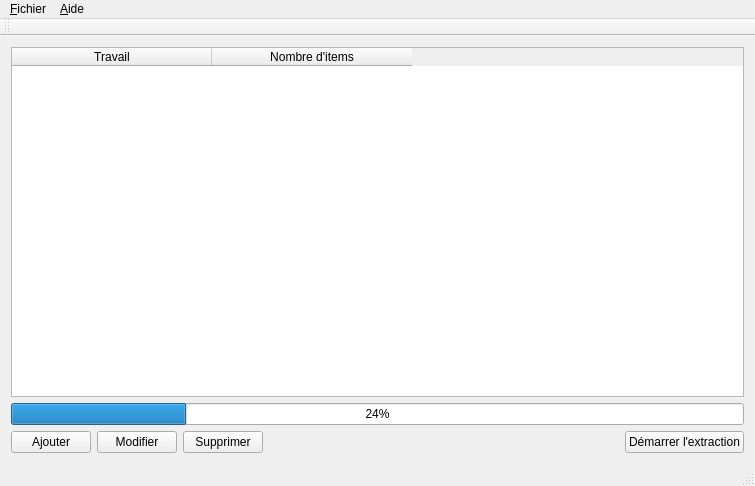
Old version of the form GLPI Data Extractor/formmain.ui in the repository jeremydumais/GLPI-Data-Extractor.
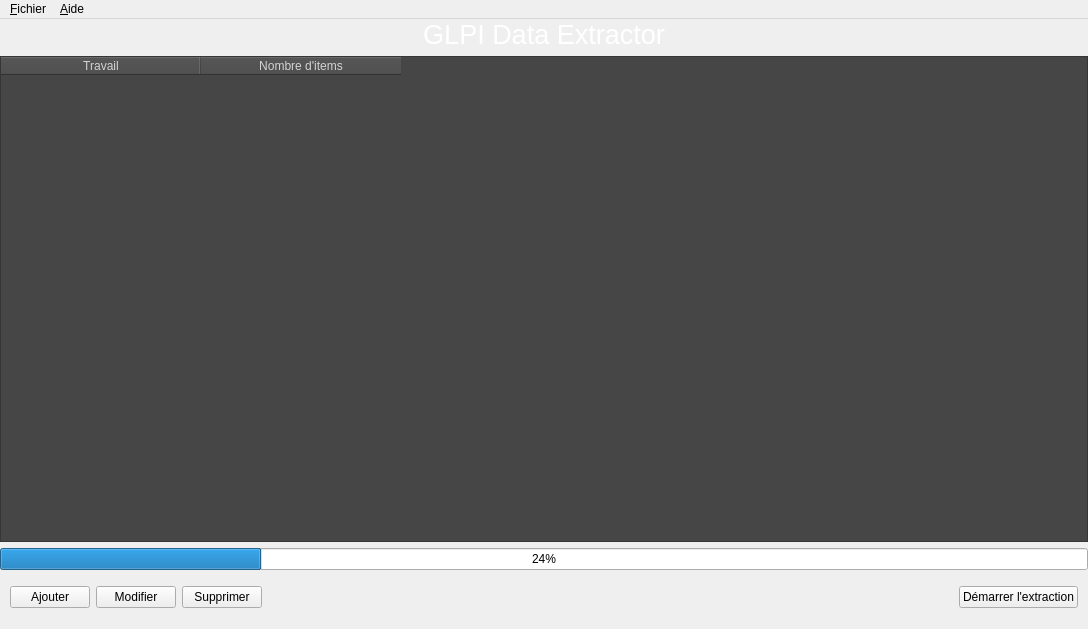
New version of the form. Icons and pictures are not drawn.

```diff
--- a/GLPI Data Extractor/formmain.ui
+++ b/GLPI Data Extractor/formmain.ui
@@ -6,19 +6,53 @@
    <rect>
     <x>0</x>
     <y>0</y>
-    <width>755</width>
-    <height>486</height>
+    <width>1088</width>
+    <height>629</height>
    </rect>
   </property>
   <property name="windowTitle">
    <string>GLPI Data Extractor</string>
   </property>
+  <property name="windowOpacity">
+   <double>1.000000000000000</double>
+  </property>
+  <property name="documentMode">
+   <bool>false</bool>
+  </property>
   <widget class="QWidget" name="centralWidget">
    <layout class="QGridLayout" name="gridLayout">
-    <item row="0" column="0">
+    <property name="leftMargin">
+     <number>0</number>
+    </property>
+    <property name="topMargin">
+     <number>0</number>
+    </property>
+    <property name="rightMargin">
+     <number>0</number>
+    </property>
+    <item row="2" column="0">
      <layout class="QVBoxLayout" name="verticalLayout">
+      <property name="spacing">
+       <number>6</number>
+      </property>
       <item>
-       <widget class="QTableWidget" name="tableWidget">
+       <widget class="QTableWidget" name="tableWidgetJobs">
+        <property name="styleSheet">
+         <string notr="true">background-color: rgb(70, 70, 70);
+color: rgb(211, 211, 211)</string>
+        </property>
+        <property name="editTriggers">
+         <set>QAbstractItemView::NoEditTriggers</set>
+        </property>
+        <property name="dragDropOverwriteMode">
+         <bool>false</bool>
+        </property>
+        <property name="selectionMode">
+         <enum>QAbstractItemView::SingleSelection</enum>
+        </property>
+        <property name="selectionBehavior">
+         <enum>QAbstractItemView::SelectRows</enum>
+        </property>
         <attribute name="horizontalHeaderMinimumSectionSize">
          <number>200</number>
         </attribute>
@@ -52,6 +86,18 @@
       </item>
       <item>
        <layout class="QHBoxLayout" name="horizontalLayout">
+        <property name="leftMargin">
+         <number>10</number>
+        </property>
+        <property name="topMargin">
+         <number>10</number>
+        </property>
+        <property name="rightMargin">
+         <number>10</number>
+        </property>
+        <property name="bottomMargin">
+         <number>10</number>
+        </property>
         <item>
          <widget class="QPushButton" name="pushButton_AddJob">
           <property name="text">
@@ -109,6 +155,34 @@
       </item>
      </layout>
     </item>
+    <item row="0" column="0">
+     <widget class="QLabel" name="label">
+      <property name="font">
+       <font>
+        <pointsize>20</pointsize>
+       </font>
+      </property>
+      <property name="styleSheet">
+       <string notr="true">border-image: url(:/FormMain/Images/Header.png);
+color: rgb(255, 255, 255);</string>
+      </property>
+      <property name="frameShape">
+       <enum>QFrame::NoFrame</enum>
+      </property>
+      <property name="frameShadow">
+       <enum>QFrame::Plain</enum>
+      </property>
+      <property name="text">
+       <string>GLPI Data Extractor</string>
+      </property>
+      <property name="alignment">
+       <set>Qt::AlignCenter</set>
+      </property>
+      <property name="margin">
+       <number>16</number>
+      </property>
+     </widget>
+    </item>
    </layout>
   </widget>
   <widget class="QMenuBar" name="menuBar">
@@ -116,10 +190,17 @@
     <rect>
      <x>0</x>
      <y>0</y>
-     <width>755</width>
+     <width>1088</width>
      <height>21</height>
     </rect>
    </property>
+   <property name="palette">
+    <palette>
+     <active/>
+     <inactive/>
+     <disabled/>
+    </palette>
+   </property>
    <widget class="QMenu" name="menu_Fichier">
     <property name="title">
      <string>&amp;Fichier</string>
@@ -136,15 +217,6 @@
    <addaction name="menu_Fichier"/>
    <addaction name="menu_Aide"/>
   </widget>
-  <widget class="QToolBar" name="mainToolBar">
-   <attribute name="toolBarArea">
-    <enum>TopToolBarArea</enum>
-   </attribute>
-   <attribute name="toolBarBreak">
-    <bool>false</bool>
-   </attribute>
-  </widget>
-  <widget class="QStatusBar" name="statusBar"/>
   <action name="action_Quit">
    <property name="text">
     <string>&amp;Quitter</string>
```
Left out of the diff: 5 changed lines with no effect on the pictures.
